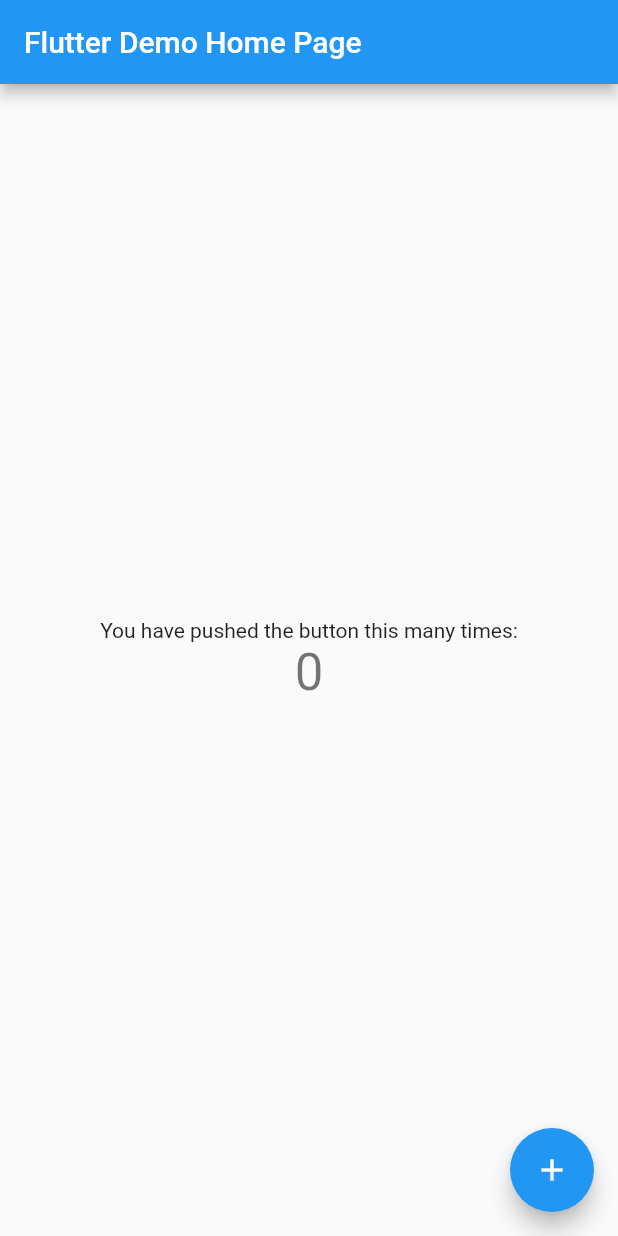
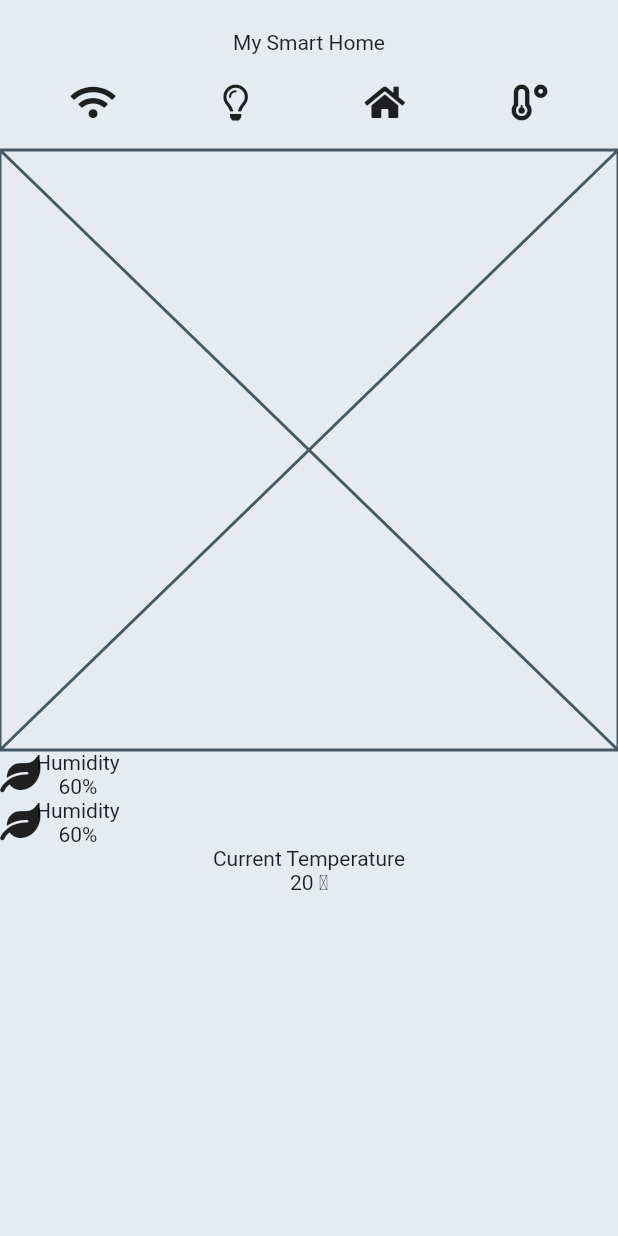
Before and after one commit to maxgdev/smart_home_app, a Flutter app: the screen it shows after launch, on a phone screen of 412 x 824 dp. Run offline on Flutter 3.47's test engine with Material 2 defaults, Android fonts, the light colour scheme and no system bars; our stand-ins replace font_awesome_flutter.

Commit message:
Basic layout complete

```diff
--- a/lib/main.dart
+++ b/lib/main.dart
@@ -1,113 +1,19 @@
 import 'package:flutter/material.dart';
-
+import './smart_home.dart';
 void main() {
   runApp(MyApp());
 }
 
-class MyApp extends StatelessWidget {
+  class MyApp extends StatelessWidget {
   // This widget is the root of your application.
   @override
   Widget build(BuildContext context) {
+    String _title = 'Flutter Neumorphic Smart Home App';
     return MaterialApp(
-      title: 'Flutter Demo',
-      theme: ThemeData(
-        // This is the theme of your application.
-        //
-        // Try running your application with "flutter run". You'll see the
-        // application has a blue toolbar. Then, without quitting the app, try
-        // changing the primarySwatch below to Colors.green and then invoke
-        // "hot reload" (press "r" in the console where you ran "flutter run",
-        // or simply save your changes to "hot reload" in a Flutter IDE).
-        // Notice that the counter didn't reset back to zero; the application
-        // is not restarted.
-        primarySwatch: Colors.blue,
-      ),
-      home: MyHomePage(title: 'Flutter Demo Home Page'),
+      debugShowCheckedModeBanner: false,
+      title: _title,
+      // home: MyHomePage(title: _title),
+      home: SmartHome(),
     );
   }
 }
-
-class MyHomePage extends StatefulWidget {
-  MyHomePage({Key key, this.title}) : super(key: key);
-
-  // This widget is the home page of your application. It is stateful, meaning
-  // that it has a State object (defined below) that contains fields that affect
-  // how it looks.
-
-  // This class is the configuration for the state. It holds the values (in this
-  // case the title) provided by the parent (in this case the App widget) and
-  // used by the build method of the State. Fields in a Widget subclass are
-  // always marked "final".
-
-  final String title;
-
-  @override
-  _MyHomePageState createState() => _MyHomePageState();
-}
-
-class _MyHomePageState extends State<MyHomePage> {
-  int _counter = 0;
-
-  void _incrementCounter() {
-    setState(() {
-      // This call to setState tells the Flutter framework that something has
-      // changed in this State, which causes it to rerun the build method below
-      // so that the display can reflect the updated values. If we changed
-      // _counter without calling setState(), then the build method would not be
-      // called again, and so nothing would appear to happen.
-      _counter++;
-    });
-  }
-
-  @override
-  Widget build(BuildContext context) {
-    // This method is rerun every time setState is called, for instance as done
-    // by the _incrementCounter method above.
-    //
-    // The Flutter framework has been optimized to make rerunning build methods
-    // fast, so that you can just rebuild anything that needs updating rather
-    // than having to individually change instances of widgets.
-    return Scaffold(
-      appBar: AppBar(
-        // Here we take the value from the MyHomePage object that was created by
-        // the App.build method, and use it to set our appbar title.
-        title: Text(widget.title),
-      ),
-      body: Center(
-        // Center is a layout widget. It takes a single child and positions it
-        // in the middle of the parent.
-        child: Column(
-          // Column is also a layout widget. It takes a list of children and
-          // arranges them vertically. By default, it sizes itself to fit its
-          // children horizontally, and tries to be as tall as its parent.
-          //
-          // Invoke "debug painting" (press "p" in the console, choose the
-          // "Toggle Debug Paint" action from the Flutter Inspector in Android
-          // Studio, or the "Toggle Debug Paint" command in Visual Studio Code)
-          // to see the wireframe for each widget.
-          //
-          // Column has various properties to control how it sizes itself and
-          // how it positions its children. Here we use mainAxisAlignment to
-          // center the children vertically; the main axis here is the vertical
-          // axis because Columns are vertical (the cross axis would be
-          // horizontal).
-          mainAxisAlignment: MainAxisAlignment.center,
-          children: <Widget>[
-            Text(
-              'You have pushed the button this many times:',
-            ),
-            Text(
-              '$_counter',
-              style: Theme.of(context).textTheme.headline4,
-            ),
-          ],
-        ),
-      ),
-      floatingActionButton: FloatingActionButton(
-        onPressed: _incrementCounter,
-        tooltip: 'Increment',
-        child: Icon(Icons.add),
-      ), // This trailing comma makes auto-formatting nicer for build methods.
-    );
-  }
-}
--- /dev/null
+++ b/lib/smart_home.dart
@@ -0,0 +1,58 @@
+import 'package:flutter/material.dart';
+import 'package:font_awesome_flutter/font_awesome_flutter.dart';
+
+class SmartHome extends StatelessWidget {
+
+  @override
+  Widget build(BuildContext context) {
+    Color _backgroundColor = Color(0xFFe6ebf2);
+    return Scaffold(
+      backgroundColor: _backgroundColor,
+      body: Column(
+        children: [
+          SizedBox( height: 20,),
+          Text("My Smart Home"),
+          SizedBox(height: 20,),
+          Padding(
+            padding: EdgeInsets.symmetric(horizontal: 10),
+            child: Row(
+              mainAxisAlignment: MainAxisAlignment.spaceAround,
+              children: [
+              Icon(FontAwesomeIcons.wifi),
+              Icon(FontAwesomeIcons.lightbulb),
+              Icon(FontAwesomeIcons.home),
+              Icon(FontAwesomeIcons.temperatureLow),
+            ],)
+          ),
+          SizedBox(height: 20,),
+          Container(
+            child: Placeholder(),
+          ),
+          Container(child: Row(children: [
+            Icon(FontAwesomeIcons.leaf),
+            Column(children: [
+              Text("Humidity"),
+              Text("60%"),
+            ],)
+          ],)),
+          Container(child: Row(children: [
+            Icon(FontAwesomeIcons.leaf),
+            Column(children: [
+              Text("Humidity"),
+              Text("60%"),
+            ],)
+          ],)),
+          Container(
+            child: Column(
+              mainAxisAlignment: MainAxisAlignment.start,
+              children: [
+                Text("Current Temperature"),
+                Text("20 ℃"),
+              ],
+            )
+          ),
+        ],
+      ),
+    );
+  }
+}
```
Also changed, not shown: pubspec.yaml (+2 -34 lines), pubspec.lock, 1 other file.
